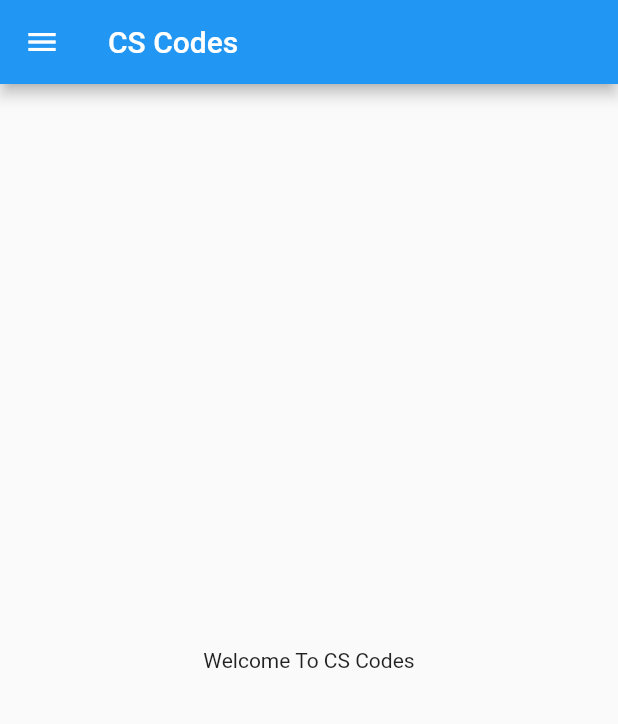
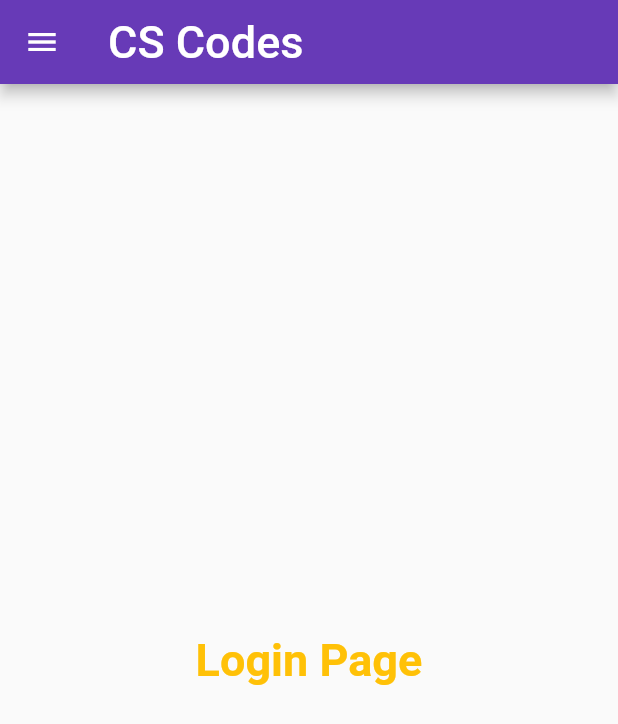
Before and after one commit to abidwali/FLUTTER_APPLICATION_1, a Flutter app: the screen it shows after launch, on a phone screen of 412 x 824 dp. Shown: the top 724 px of the screen. Run offline on Flutter 3.47's test engine with Material 2 defaults, Android fonts, the phone set to English and light mode, and no system bars.

Commit message:
Day1 Completed

```diff
--- /dev/null
+++ b/lib/Pages/home_page.dart
@@ -0,0 +1,30 @@
+import 'package:flutter/material.dart';
+
+class HomePage extends StatelessWidget {
+  @override
+  Widget build(BuildContext context) {
+    return Scaffold(
+      appBar: AppBar(
+        title: Text(
+          "CS Codes",
+          style: TextStyle(
+            fontSize: 30,
+          ),
+        ),
+      ),
+      body: Center(
+        child: Container(
+          child: Text(
+            "Welcome To CS Codes",
+            style: TextStyle(
+              fontSize: 20,
+              color: Colors.blue,
+              fontWeight: FontWeight.bold,
+            ),
+          ),
+        ),
+      ),
+      drawer: Drawer(),
+    );
+  }
+}
--- /dev/null
+++ b/lib/Pages/login_page.dart
@@ -0,0 +1,28 @@
+import 'package:flutter/material.dart';
+
+class LoginPage extends StatelessWidget {
+  @override
+  Widget build(BuildContext context) {
+    return Scaffold(
+      appBar: AppBar(
+        title: Text(
+          "CS Codes",
+          style: TextStyle(
+            fontSize: 30,
+          ),
+        ),
+      ),
+      body: Center(
+        child: Text(
+          "Login Page",
+          style: TextStyle(
+            fontSize: 30,
+            color: Colors.amber,
+            fontWeight: FontWeight.bold,
+          ),
+        ),
+      ),
+      drawer: Drawer(),
+    );
+  }
+}
--- a/lib/home_page.dart
+++ /dev/null
@@ -1,18 +0,0 @@
-import 'package:flutter/material.dart';
-
-class HomePage extends StatelessWidget {
-  @override
-  Widget build(BuildContext context) {
-    return Scaffold(
-      appBar: AppBar(
-        title: Text("CS Codes"),
-      ),
-      body: Center(
-        child: Container(
-          child: Text("Welcome To CS Codes"),
-        ),
-      ),
-      drawer: Drawer(),
-    );
-  }
-}
--- a/lib/main.dart
+++ b/lib/main.dart
@@ -1,5 +1,6 @@
 import 'package:flutter/material.dart';
-import 'package:flutter_application_1/home_page.dart';
+import 'package:flutter_application_1/Pages/home_page.dart';
+import 'package:flutter_application_1/Pages/login_page.dart';
 
 void main() {
   runApp(MyApp());
@@ -10,7 +11,18 @@ class MyApp extends StatelessWidget {
   @override
   Widget build(BuildContext context) {
     return MaterialApp(
-      home: HomePage(),
+      themeMode: ThemeMode.light,
+      theme: ThemeData(
+        primarySwatch: Colors.deepPurple,
+      ),
+      darkTheme: ThemeData(
+        brightness: Brightness.dark,
+      ),
+      //home: HomePage(),
+      routes: {
+        "/": (context) => LoginPage(),
+        "/login": (context) => HomePage(),
+      },
     );
   }
 }
```
